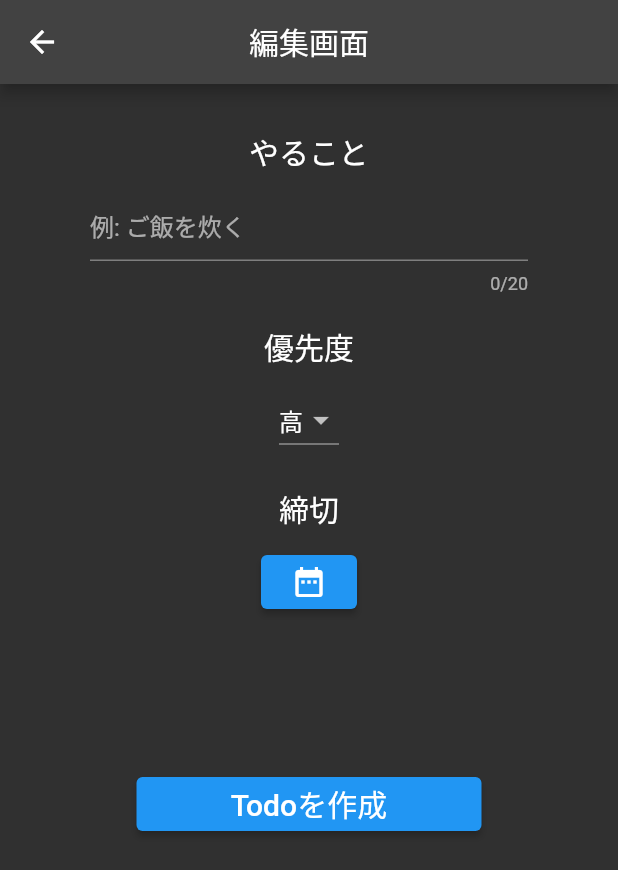
After one commit to hachimitsuboy/flutter_practice7, a Flutter app: the screen it shows after launch, after a tap on the "add" icon, on a phone screen of 412 x 824 dp. The commit adds this screen. Shown: the top 870 px of the screen. Run offline on Flutter 3.47's test engine with Material 2 defaults, Android fonts, the phone set to English and light mode, and no system bars; our stand-ins replace flutter_datetime_picker, flutter_riverpod, riverpod.

Commit message:
基本的なUIは完成したが、何故かListViewが更新されない

```diff
--- /dev/null
+++ b/lib/edit_screen.dart
@@ -0,0 +1,106 @@
+import 'package:flutter/material.dart';
+import 'package:flutter_datetime_picker/flutter_datetime_picker.dart';
+import 'package:flutter_riverpod/flutter_riverpod.dart';
+import 'package:stream_provider/todo_screen.dart';
+
+class EditScreen extends ConsumerWidget {
+  final List<Todo> todoList;
+
+  EditScreen({required this.todoList});
+
+  final TextEditingController _todoController = TextEditingController();
+  var _deadLine = DateTime.now();
+  final dropDownProvider = StateProvider((ref) {
+    return 1;
+  });
+
+  @override
+  Widget build(BuildContext context, WidgetRef ref) {
+    return Scaffold(
+      appBar: AppBar(
+        title: const Text("編集画面"),
+        centerTitle: true,
+      ),
+      body: SingleChildScrollView(
+        child: Column(
+          mainAxisAlignment: MainAxisAlignment.center,
+          children: [
+            const SizedBox(height: 30),
+            const Text("やること", style: TextStyle(fontSize: 20)),
+            const SizedBox(height: 10),
+            Padding(
+              padding: const EdgeInsets.symmetric(horizontal: 60.0),
+              child: TextField(
+                controller: _todoController,
+                maxLength: 20,
+                decoration: const InputDecoration(
+                  hintText: "例: ご飯を炊く",
+                ),
+              ),
+            ),
+            const SizedBox(height: 20),
+            const Text("優先度", style: TextStyle(fontSize: 20)),
+            const SizedBox(height: 10),
+            DropdownButton(
+              items: const [
+                DropdownMenuItem(
+                  value: 3,
+                  child: Text("低"),
+                ),
+                DropdownMenuItem(
+                  value: 2,
+                  child: Text("中"),
+                ),
+                DropdownMenuItem(
+                  value: 1,
+                  child: Text("高"),
+                ),
+              ],
+              onChanged: (value) =>
+                  ref.read(dropDownProvider.notifier).state = value as int,
+              value: ref.watch(dropDownProvider),
+            ),
+            const SizedBox(height: 20),
+            const Text("締切", style: TextStyle(fontSize: 20)),
+            const SizedBox(height: 10),
+            ElevatedButton(
+              onPressed: () {
+                DatePicker.showDatePicker(context, showTitleActions: true,
+                    onConfirm: (date) {
+                  _deadLine = date;
+                });
+              },
+              child: const Icon(Icons.date_range),
+            ),
+            const SizedBox(height: 100),
+            SizedBox(
+              width: 230,
+              child: ElevatedButton(
+                onPressed: () => _registerTodo(context, ref),
+                child: const Text(
+                  "Todoを作成",
+                  style: TextStyle(fontSize: 20),
+                ),
+              ),
+            ),
+          ],
+        ),
+      ),
+    );
+  }
+
+  _registerTodo(BuildContext context, WidgetRef ref) {
+    print(
+        "TodoName: ${_todoController.text} / priority: ${ref.read(dropDownProvider)} / deadLine: $_deadLine");
+    final todo = Todo(
+      todoName: _todoController.text,
+      completed: 1,
+      priority: ref.watch(dropDownProvider),
+      deadLine: _deadLine,
+    );
+
+    todoList.add(todo);
+    ref.read(todosProvider).add(todo);
+    Navigator.pop(context);
+  }
+}
--- a/lib/main.dart
+++ b/lib/main.dart
@@ -2,6 +2,7 @@ import 'package:flutter/material.dart';
 import 'package:flutter_riverpod/flutter_riverpod.dart';
 import 'package:riverpod/riverpod.dart';
 import 'package:stream_provider/home_screen.dart';
+import 'package:stream_provider/todo_screen.dart';
 
 void main() {
   runApp(
@@ -19,7 +20,7 @@ class MyApp extends StatelessWidget {
     return MaterialApp(
       title: "Combinning Provider",
       theme: ThemeData.dark(),
-      home: HomeScreen(),
+      home: TodoScreen(),
     );
   }
 }
--- /dev/null
+++ b/lib/todo_screen.dart
@@ -0,0 +1,91 @@
+import 'package:flutter/material.dart';
+import 'package:flutter_riverpod/flutter_riverpod.dart';
+import 'package:collection/collection.dart';
+import 'package:stream_provider/edit_screen.dart';
+
+class Todo {
+  final String todoName;
+  final int completed;
+  final int priority;
+  final DateTime deadLine;
+
+  Todo({
+    required this.todoName,
+    required this.completed,
+    required this.priority,
+    required this.deadLine,
+  });
+}
+
+final List<Todo> _todoList = [];
+
+enum SortType {
+  completed,
+  priority,
+  deadLine,
+}
+
+final sortTypeProvider = StateProvider((ref) => SortType.completed);
+final todosProvider = Provider((ref) {
+  return _todoList;
+});
+
+final sortTodosProvider = Provider((ref) {
+  final sortType = ref.watch(sortTypeProvider);
+  //EditScreenでtodoList(todosProvider)が追加されたことを監視しリビルドされる
+  final todoList = ref.watch(todosProvider);
+  print("_todoListの要素数${todoList.length}");
+
+  switch (sortType) {
+    case SortType.completed:
+      todoList.sorted((a, b) => a.completed.compareTo(b.completed));
+      return todoList;
+    case SortType.priority:
+      todoList.sorted((a, b) => a.priority.compareTo(b.priority));
+      return todoList;
+    case SortType.deadLine:
+      todoList.sorted((a, b) => a.deadLine.compareTo(b.deadLine));
+      return todoList;
+  }
+});
+
+class TodoScreen extends ConsumerWidget {
+  Widget build(BuildContext context, WidgetRef ref) {
+    //監視とリビルド
+    // final todos = ref.watch(sortTodosProvider);
+    return Scaffold(
+      appBar: AppBar(
+        title: const Text("Todoリスト"),
+      ),
+      body: ListView.builder(
+        itemCount: ref.watch(sortTodosProvider).length,
+        itemBuilder: (context, int index) {
+          return Card(
+            elevation: 10,
+            shape: RoundedRectangleBorder(
+              borderRadius: BorderRadius.circular(10),
+            ),
+            child: ListTile(
+              leading: const Icon(Icons.check),
+              title: Text(ref.read(todosProvider)[index].todoName),
+            ),
+          );
+        },
+      ),
+      floatingActionButton: FloatingActionButton(
+        child: const Icon(Icons.add),
+        onPressed: () => _addTodo(context),
+      ),
+    );
+  }
+
+  //編集画面へ移動
+  _addTodo(BuildContext context) {
+    Navigator.push(
+      context,
+      MaterialPageRoute(
+        builder: (_) => EditScreen(todoList: _todoList),
+      ),
+    );
+  }
+}
--- a/pubspec.yaml
+++ b/pubspec.yaml
@@ -36,6 +36,8 @@ dependencies:
   cupertino_icons: ^1.0.2
   flutter_riverpod: ^2.0.0-dev.6
   web_socket_channel: ^2.2.0
+  intl: ^0.17.0
+  flutter_datetime_picker: ^1.5.1
 
 dev_dependencies:
   flutter_test:
```
Also changed, not shown: pubspec.lock.
